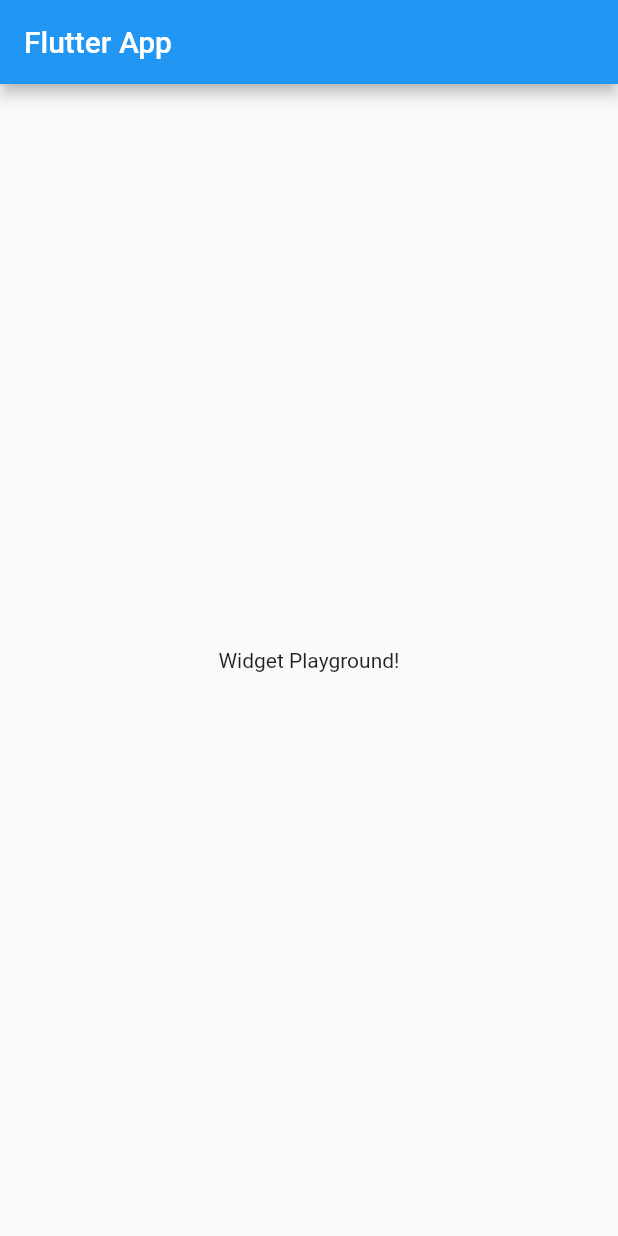
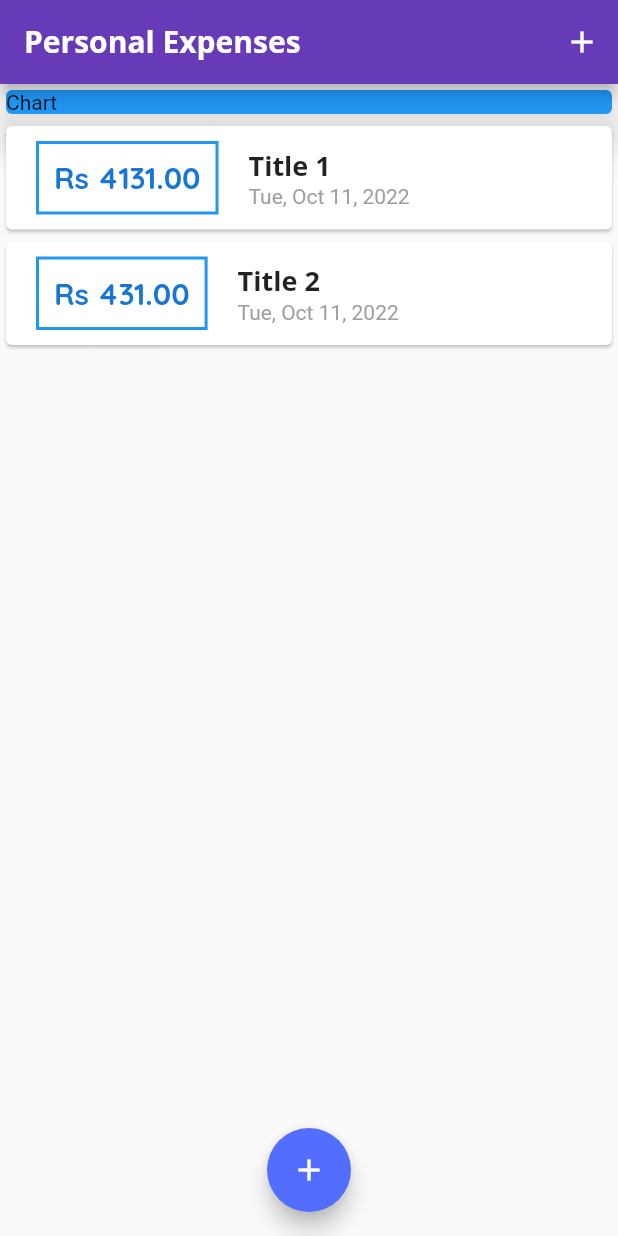
Before and after one commit to TapanDangi/personal_expenses_app, a Flutter app: the screen it shows after launch, on a phone screen of 412 x 824 dp. Run offline on Flutter 3.47's test engine with Material 2 defaults, Android fonts, the phone set to English and light mode, and no system bars.

Commit message:
11/10 commit

```diff
--- a/lib/main.dart
+++ b/lib/main.dart
@@ -1,4 +1,7 @@
 import 'package:flutter/material.dart';
+import './widgets/transaction_list.dart';
+import './widgets/new_transaction.dart';
+import './models/transaction.dart';
 
 void main() => runApp(MyApp());
 
@@ -6,22 +9,120 @@ class MyApp extends StatelessWidget {
   @override
   Widget build(BuildContext context) {
     return MaterialApp(
-      title: 'Flutter App',
+      title: 'Personal Expenses',
+      theme: ThemeData(
+        colorScheme: ColorScheme.fromSwatch(
+          primarySwatch: Colors.deepPurple,
+          accentColor: Colors.indigoAccent,
+        ),
+        //sets the color theme of the app
+        fontFamily: 'Quicksand',
+        //used for all fonts in the app
+        textTheme: ThemeData.light().textTheme.copyWith(
+              headline6: TextStyle(
+                fontFamily: 'OpenSans',
+                fontSize: 18,
+                fontWeight: FontWeight.bold,
+              ),
+            ),
+        //common theme for titles of transactions
+        //can be used in the style argument of widget wehere transactions are defined
+        appBarTheme: AppBarTheme(
+          titleTextStyle: TextStyle(
+            fontFamily: 'OpenSans',
+            fontSize: 20,
+            fontWeight: FontWeight.bold,
+          ),
+        ),
+      ),
+      //to set the specifications of the theme of appbar different from the universal font
       home: MyHomePage(),
     );
   }
 }
 
-class MyHomePage extends StatelessWidget {
+class MyHomePage extends StatefulWidget {
+  @override
+  State<MyHomePage> createState() => _MyHomePageState();
+}
+
+class _MyHomePageState extends State<MyHomePage> {
+  final List<Transaction> _userTransactions = [
+    Transaction(
+      id: '1',
+      title: 'Title 1',
+      amount: 4131,
+      date: DateTime.now(),
+    ),
+    Transaction(
+      id: '2',
+      title: 'Title 2',
+      amount: 431,
+      date: DateTime.now(),
+    ),
+  ];
+
+  void _addNewTransaction(String txTitle, double txAmount) {
+    final newtx = Transaction(
+      id: DateTime.now().toString(),
+      title: txTitle,
+      amount: txAmount,
+      date: DateTime.now(),
+    );
+
+    setState(() {
+      _userTransactions.add(newtx);
+    });
+  }
+
+  void _startAddNewTransactions(BuildContext ctx) {
+    showModalBottomSheet(
+        context: ctx,
+        builder: (_) {
+          return GestureDetector(
+            onTap: () {},
+            child: NewTransaction(addtx: _addNewTransaction),
+            behavior: HitTestBehavior.opaque,
+          );
+        });
+  }
+
   @override
   Widget build(BuildContext context) {
     return Scaffold(
       appBar: AppBar(
-        title: Text('Flutter App'),
+        title: Text('Personal Expenses'),
+        actions: [
+          IconButton(
+            onPressed: () => _startAddNewTransactions(context),
+            icon: Icon(Icons.add),
+          ),
+        ],
       ),
-      body: Center(
-        child: const Text('Widget Playground!'),
+      body: SingleChildScrollView(
+        child: Column(
+          crossAxisAlignment: CrossAxisAlignment.stretch,
+          children: [
+            Container(
+              width: double.infinity,
+              child: Card(
+                child: Text('Chart'),
+                color: Colors.blue,
+                elevation: 10,
+              ),
+            ),
+            TransactionList(transactions: _userTransactions),
+          ],
+        ),
       ),
+      floatingActionButton: FloatingActionButton(
+        onPressed: () => _startAddNewTransactions(context),
+        //_startAddNewTransactions function takes BuildContext argument
+        //so it is passed as a functon here with argument context of type BuildContext
+        //with the help of an anonymous function
+        child: Icon(Icons.add),
+      ),
+      floatingActionButtonLocation: FloatingActionButtonLocation.centerFloat,
     );
   }
 }
--- /dev/null
+++ b/lib/models/transaction.dart
@@ -0,0 +1,15 @@
+import 'package:flutter/foundation.dart';
+
+class Transaction {
+  final String id;
+  final String title;
+  final double amount;
+  final DateTime date;
+
+  Transaction({
+    @required this.id,
+    @required this.title,
+    @required this.amount,
+    @required this.date,
+  });
+}
--- /dev/null
+++ b/lib/widgets/transaction_list.dart
@@ -0,0 +1,65 @@
+import 'package:flutter/material.dart';
+import 'package:intl/intl.dart';
+import '../models/transaction.dart';
+
+class TransactionList extends StatelessWidget {
+  TransactionList({Key key, this.transactions}) : super(key: key);
+
+  final List<Transaction> transactions;
+
+  @override
+  Widget build(BuildContext context) {
+    return Container(
+      height: 300,
+      child: ListView.builder(
+        itemBuilder: ((context, index) {
+          return Card(
+            child: Row(
+              children: [
+                Container(
+                  margin: EdgeInsets.symmetric(
+                    vertical: 10,
+                    horizontal: 20,
+                  ),
+                  padding: EdgeInsets.all(10),
+                  decoration: BoxDecoration(
+                    border: Border.all(
+                      color: Theme.of(context).primaryColor,
+                      width: 2,
+                    ),
+                  ),
+                  child: Text(
+                    'Rs ' + '${transactions[index].amount.toStringAsFixed(2)}',
+                    style: TextStyle(
+                      color: Theme.of(context).primaryColorDark,
+                      fontWeight: FontWeight.bold,
+                      fontSize: 20,
+                      fontFamily: 'Quicksand',
+                    ),
+                  ),
+                ),
+                Column(
+                  crossAxisAlignment: CrossAxisAlignment.start,
+                  children: [
+                    Text(
+                      transactions[index].title,
+                      style: Theme.of(context).textTheme.headline6,
+                    ),
+                    Text(
+                      DateFormat.yMMMEd().format(transactions[index].date),
+                      style: TextStyle(
+                        color: Colors.grey,
+                        fontSize: 14,
+                      ),
+                    ),
+                  ],
+                ),
+              ],
+            ),
+          );
+        }),
+        itemCount: transactions.length,
+      ),
+    );
+  }
+}
```
Also changed, not shown: lib/widgets/new_transaction.dart (added, +66 -0 lines), pubspec.yaml (+12 -6 lines), assets/fonts/OpenSans-Bold.ttf (added), assets/fonts/OpenSans-Regular.ttf (added), assets/fonts/Quicksand-Bold.ttf (added), assets/fonts/Quicksand-Light.ttf (added), assets/fonts/Quicksand-Medium.ttf (added), assets/fonts/Quicksand-Regular.ttf (added), pubspec.lock, 1 other file.
